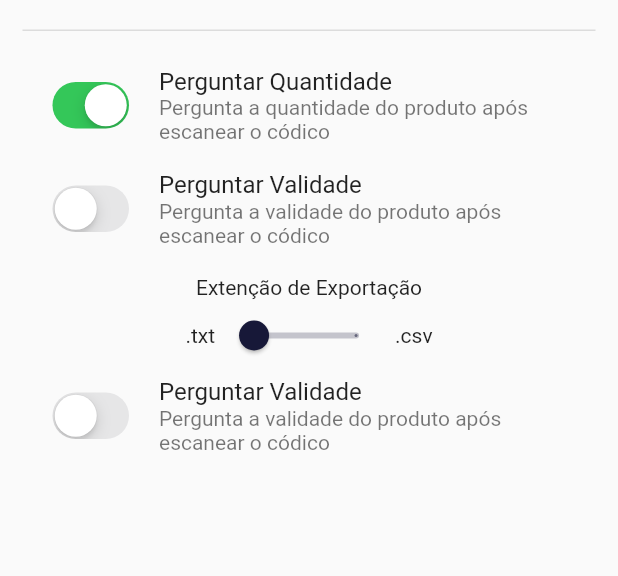
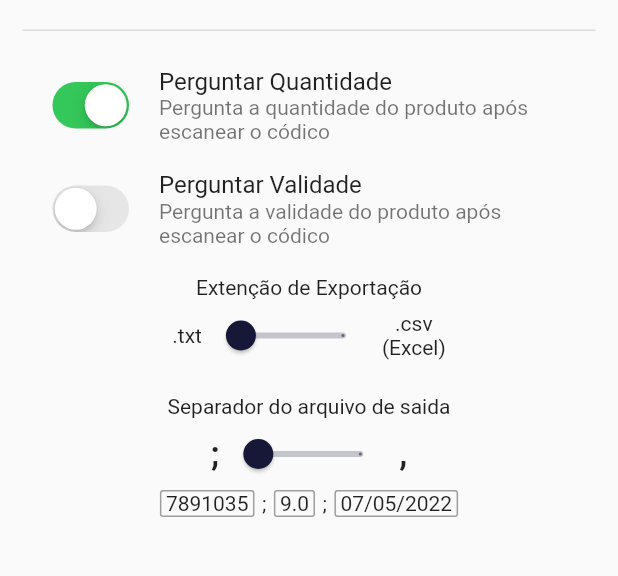
Before and after one commit to VitorPaulo21/ability_scanner, a Flutter app: the AppDrawer screen opened directly, on a phone screen of 412 x 824 dp, the part 329-905 px from its top. Run offline on Flutter 3.47's test engine with Material 2 defaults, Android fonts, the light colour scheme and no system bars; our stand-ins replace assets_audio_player, share_plus, shared_preferences; missing offline and left inert: flutter_barcode_scanner, qr_code_scanner; accounts and stored records are empty.

Commit message:
imoplementing drag and drop to String formater

```diff
--- a/lib/components/app_drawer.dart
+++ b/lib/components/app_drawer.dart
@@ -1,6 +1,9 @@
+import 'dart:convert';
+
 import 'package:barcode_scanner/providers/settings_provider.dart';
 import 'package:flutter/cupertino.dart';
 import 'package:flutter/material.dart';
+import 'package:intl/intl.dart';
 import 'package:provider/provider.dart';
 
 class AppDrawer extends StatefulWidget {
@@ -11,6 +14,9 @@ class AppDrawer extends StatefulWidget {
 }
 
 class _AppDrawerState extends State<AppDrawer> {
+  String item1 = "7891035";
+  String item2 = "9.0";
+  String item3 = DateFormat("dd/MM/yyyy").format(DateTime.now());
   @override
   Widget build(BuildContext context) {
     SettingsProvider settingsProvider = Provider.of<SettingsProvider>(
@@ -86,7 +92,7 @@ class _AppDrawerState extends State<AppDrawer> {
                 subtitle: const Text(
                     "Pergunta a validade do produto após escanear o códico"),
               ),
-              SizedBox(
+              const SizedBox(
                 height: 15,
               ),
               Column(children: [
@@ -116,26 +122,137 @@ class _AppDrawerState extends State<AppDrawer> {
                             );
                           }),
                         ),
-                        Text(".csv")
+                        Text(
+                          ".csv\n(Excel)",
+                          textAlign: TextAlign.center,
+                        )
                       ],
                     ),
                   ],
                 ),
               ]),
-              ListTile(
-                leading: CupertinoSwitch(
-                    value: settingsProvider.validityAsk,
-                    onChanged: (value) {
-                      settingsProvider.validityAsk = value;
+              const SizedBox(
+                height: 15,
+              ),
+              Column(children: [
+                Text("Separador do arquivo de saida"),
+                Column(
+                  crossAxisAlignment: CrossAxisAlignment.center,
+                  mainAxisSize: MainAxisSize.min,
+                  children: [
+                    Row(
+                      mainAxisAlignment: MainAxisAlignment.center,
+                      mainAxisSize: MainAxisSize.max,
+                      children: [
+                        const Text(
+                          ";",
+                          style: TextStyle(
+                            fontWeight: FontWeight.bold,
+                            fontSize: 22,
+                          ),
+                        ),
+                        Container(
+                          width: 120,
+                          child: Consumer<SettingsProvider>(
+                              builder: (ctx, seetings, _) {
+                            return Slider(
+                              value: settingsProvider.fileSeparator ? 1 : 0,
+                              onChanged: (value) {
+                                settingsProvider.fileSeparator =
+                                    value == 0 ? false : true;
+                              },
+                              divisions: 1,
+                              label: settingsProvider.fileSeparator ? "," : ";",
+                            );
+                          }),
+                        ),
+                        const Text(
+                          ",",
+                          style: TextStyle(
+                            fontWeight: FontWeight.bold,
+                            fontSize: 22,
+                          ),
+                        ),
+                      ],
+                    ),
+                  ],
+                ),
+                Row(
+                  mainAxisAlignment: MainAxisAlignment.center,
+                  children: [
+                    DragTarget<String>(onWillAccept: (data) {
+                      setState(() {
+                        item1 = data ?? "";
+                      });
+                      return true;
+                    }, builder: (ctx, candidate, rejected) {
+                      return Drager(item1);
                     }),
-                title: const Text("Perguntar Validade"),
-                subtitle: const Text(
-                    "Pergunta a validade do produto após escanear o códico"),
-              ),
+                    const SizedBox(width: 5),
+                    Text(settingsProvider.fileSeparator ? "," : ";"),
+                    const SizedBox(width: 5),
+                    DragTarget<String>(onWillAccept: (data) {
+                      setState(() {
+                        item2 = data ?? "";
+                      });
+                      return true;
+                    }, builder: (ctx, candidate, rejected) {
+                      return Drager(item2);
+                    }),
+                    const SizedBox(width: 5),
+                    Text(settingsProvider.fileSeparator ? "," : ";"),
+                    const SizedBox(width: 5),
+                    DragTarget<String>(onWillAccept: (data) {
+                      setState(() {
+                        item3 = data ?? "";
+                      });
+                      return true;
+                    }, builder: (ctx, candidate, rejected) {
+                      return Drager(item3);
+                    }),
+                  ],
+                )
+              ]),
             ],
           ),
         ),
       ),
     ));
   }
+
+  Widget Drager(String data) {
+    return Container(
+      padding: EdgeInsets.symmetric(horizontal: 3),
+      decoration: BoxDecoration(
+        border: Border.all(color: Colors.grey, width: 1),
+        borderRadius: BorderRadius.all(
+          Radius.circular(2),
+        ),
+      ),
+      child: Draggable(
+        maxSimultaneousDrags: 1,
+        data: data,
+        child: Text(data),
+        feedback: Container(
+          width: 30,
+          height: 20,
+          color: Colors.grey,
+          child: FittedBox(
+              child: Icon(
+            Icons.abc,
+            color: Colors.white,
+          )),
+        ),
+        childWhenDragging: Container(
+          alignment: Alignment.center,
+          color: Colors.grey[800],
+          width: 30,
+          child: const Text(
+            "...",
+            style: TextStyle(color: Colors.white),
+          ),
+        ),
+      ),
+    );
+  }
 }
--- a/lib/providers/produto_provider.dart
+++ b/lib/providers/produto_provider.dart
@@ -124,17 +124,19 @@ class ProdutoProvider with ChangeNotifier {
     return removed;
   }
 
-  void export(String extension) {
+  void export(String extension, String separator) {
 
     WriteData.writeData(_produtos.map<String>((product) {
           String code =
               extension == ".txt" ? product.barcode : "=\"${product.barcode}\"";
+
       String data = product.validade == null
           ? ""
           : DateFormat("dd/MM/yyyy").format(product.validade!).toString();
-          return "$code;${product.quantidade};$data";
+        return "$code$separator${product.quantidade}$separator$data";
         }).toList(),
-        extension);
+      extension,
+    );
 
   }
 }
--- a/lib/providers/settings_provider.dart
+++ b/lib/providers/settings_provider.dart
@@ -6,10 +6,12 @@ class SettingsProvider with ChangeNotifier {
   bool _validityAsk = false;
   bool _continuousScanner = false;
   bool _fileFormat = true;
+  bool _fileSeparator = false;
 
   bool get quantityAsk => _quantityAsk;
   bool get validityAsk => _validityAsk;
   bool get fileFormat => _fileFormat;
+  bool get fileSeparator => _fileSeparator;
   bool get continuousScanner => _continuousScanner;
   SettingsProvider() {
     sync();
@@ -40,6 +42,12 @@ class SettingsProvider with ChangeNotifier {
     SharedPreferences.getInstance()
         .then((prefs) => prefs.setBool("fileFormat", _continuousScanner));
   }
+  set fileSeparator(bool value) {
+    _fileSeparator = value;
+    notifyListeners();
+    SharedPreferences.getInstance()
+        .then((prefs) => prefs.setBool("fileSeparator", _continuousScanner));
+  }
 
   void sync() async {
     SharedPreferences prefs = await SharedPreferences.getInstance();
@@ -47,6 +55,7 @@ class SettingsProvider with ChangeNotifier {
     _validityAsk = prefs.getBool("validityAsk") ?? false;
     _continuousScanner = prefs.getBool("continuousScanner") ?? false;
     _fileFormat = prefs.getBool("fileFormat") ?? false;
+    _fileSeparator = prefs.getBool("fileSeparator") ?? false;
     notifyListeners();
   }
 }
--- a/lib/screens/home_screen.dart
+++ b/lib/screens/home_screen.dart
@@ -91,7 +91,12 @@ class _HomeScreenState extends State<HomeScreen> {
                           Provider.of<SettingsProvider>(context, listen: false)
                                   .fileFormat
                               ? ".csv"
-                              : ".txt");
+                            : ".txt",
+                        Provider.of<SettingsProvider>(context, listen: false)
+                                .fileSeparator
+                            ? ","
+                            : ";",
+                      );
                     },
                     icon: const Icon(Icons.exit_to_app))
               ],
```
